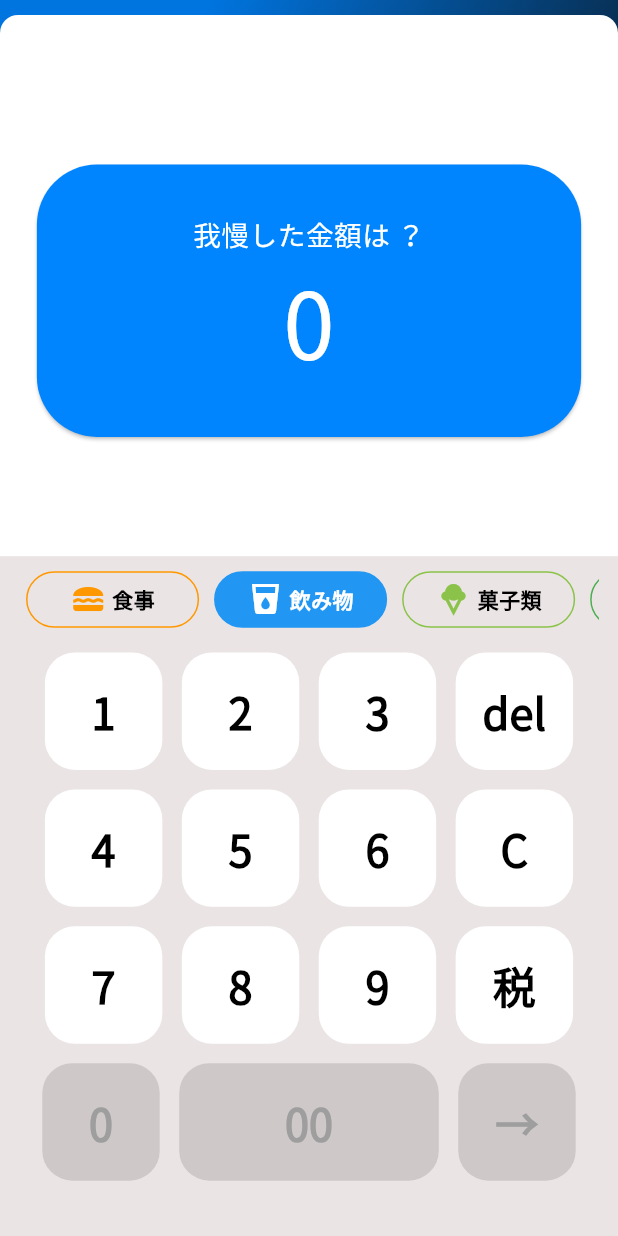
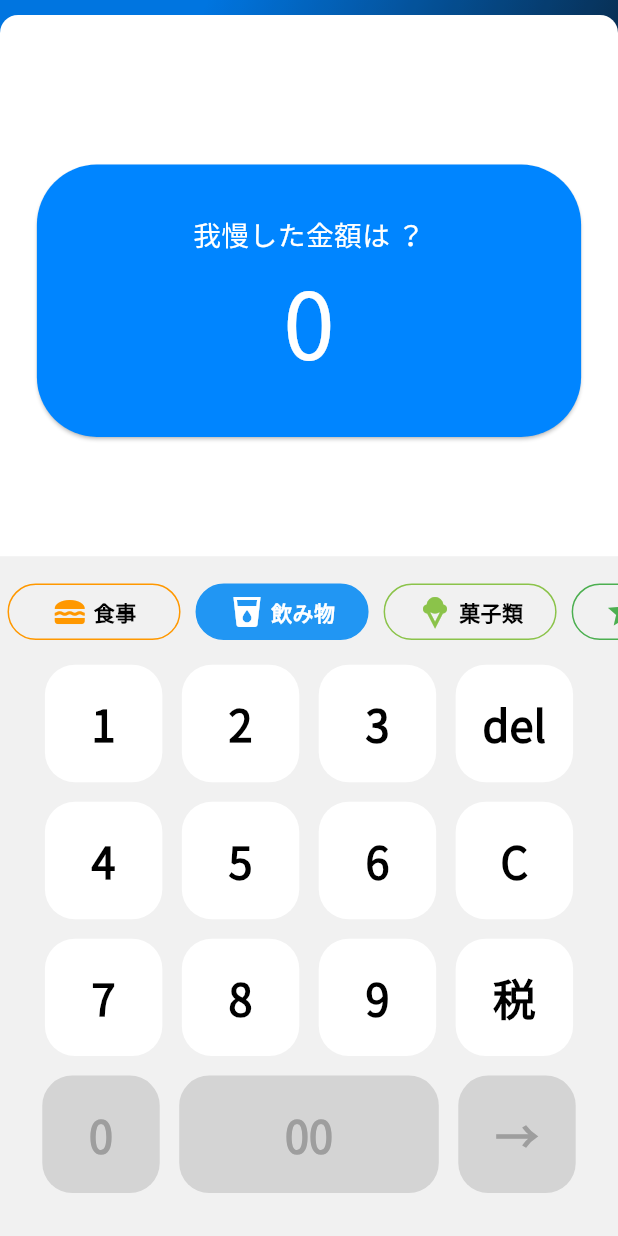
Before and after one commit to kou-nagamine/new_save_money, a Flutter app: the screen it shows after launch, item 2 of the bottom bar chosen, on a phone screen of 412 x 824 dp. Run offline on Flutter 3.47's test engine with Material 3 defaults, Android fonts, the phone set to English and light mode, and no system bars; our stand-ins replace buttons_tabbar, draggable_home, figma_squircle, fl_chart, flutter_datetime_picker_plus, flutter_riverpod and 4 more; missing offline and left inert: iconoir_flutter; generated files the repository leaves out were written again; statements that could not run were skipped.

Commit message:
fix：電卓の色を変更

```diff
--- a/lib/views/pages/calculator/components/calculator.dart
+++ b/lib/views/pages/calculator/components/calculator.dart
@@ -54,13 +54,13 @@ class _CalculatorState extends ConsumerState<Calculator> {
         //   topLeft: Radius.circular(40.0),
         //   topRight: Radius.circular(40.0),
         // ),
-        color: Color.fromARGB(255, 234, 228, 228),
+        color: Color(0xffF1F1F1),
       ),
       width: size.width,
       height: size.height * 0.55,
       child: Padding(
         padding: EdgeInsets.only(
-            bottom: size.height * 0.02, left: size.width * 0.03, right: size.width * 0.03),
+          bottom: size.height * 0.02, left: size.width * 0, right: size.width * 0, top: size.height * 0.01),
         child: Column(
           children: <Widget>[
             CalculatorCateGory(), // category
--- a/lib/views/pages/calculator/components/calculator_button.dart
+++ b/lib/views/pages/calculator/components/calculator_button.dart
@@ -4,7 +4,6 @@ import 'package:flutter_riverpod/flutter_riverpod.dart';
 import 'package:figma_squircle/figma_squircle.dart';
 
 //riverpods
-import '../providers/add_price.dart';
 import '../providers/charge_riverpod.dart';
 import '../providers/all_price.dart';
 import '/views/pages/home/providers/user_log.dart';
```
